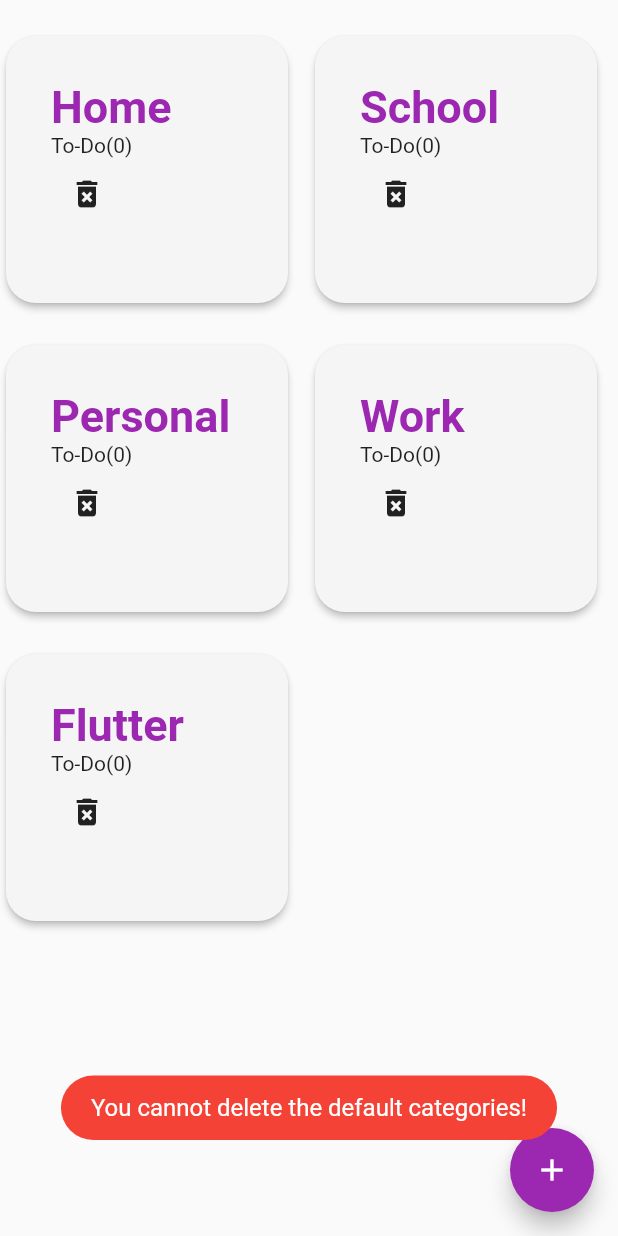
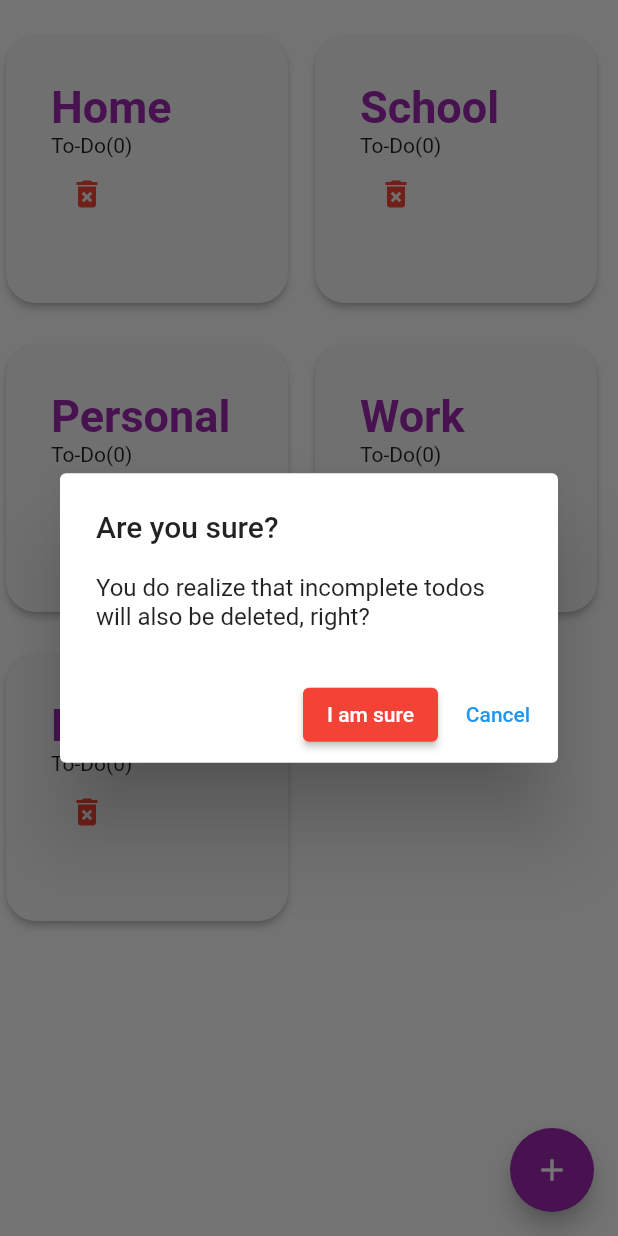
Before and after one commit to yagizdo/Grid-Destune, a Flutter app: the screen it shows after launch, after a tap on the "delete forever" icon, on a phone screen of 412 x 824 dp. Run offline on Flutter 3.47's test engine with Material 2 defaults, Android fonts, the phone set to English and light mode, and no system bars; our stand-ins replace fluttertoast, modal_bottom_sheet, shared_preferences.

```diff
--- a/lib/Widgets/Category/category_card.dart
+++ b/lib/Widgets/Category/category_card.dart
@@ -40,9 +40,26 @@ class CategoryCard extends StatelessWidget {
                  ),
                  Consumer<CategoryProvider>(
                    builder: (context, state,child) {
-                     return IconButton(icon: Icon(Icons.delete_forever,),
+                     return IconButton(icon: Icon(Icons.delete_forever,color : Colors.red),
                      onPressed: () {
-                       state.removeCategory(category);
+                       showDialog(
+                           context: context,
+                           builder: (context) {
+                             return AlertDialog(
+                               title: Text('Are you sure?'),
+                               content: const Text('You do realize that incomplete todos will also be deleted, right?'),
+                               actions: [
+                                 ElevatedButton(onPressed: () {
+                                   state.removeCategory(category);
+                                   Navigator.pop(context);
+                                 }, child: Text('I am sure'),style: ElevatedButton.styleFrom(primary: Colors.red),),
+                                 TextButton(onPressed: () {
+                                   Navigator.pop(context);
+                                 }, child: Text('Cancel'))
+                               ],
+                             );
+                           }
+                       );
                      },
                      );
                    }
```
